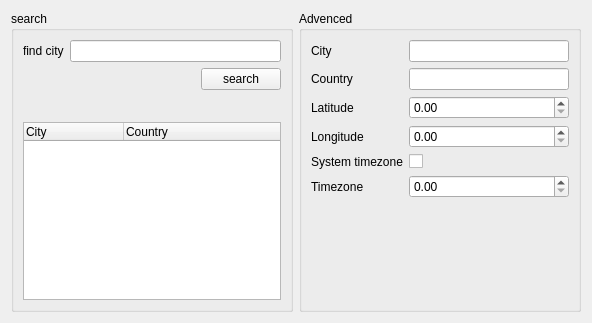
This is gui/locationsettings.ui in ghannami/alQuds as Qt 5 draws it before an edit. The edited form follows.
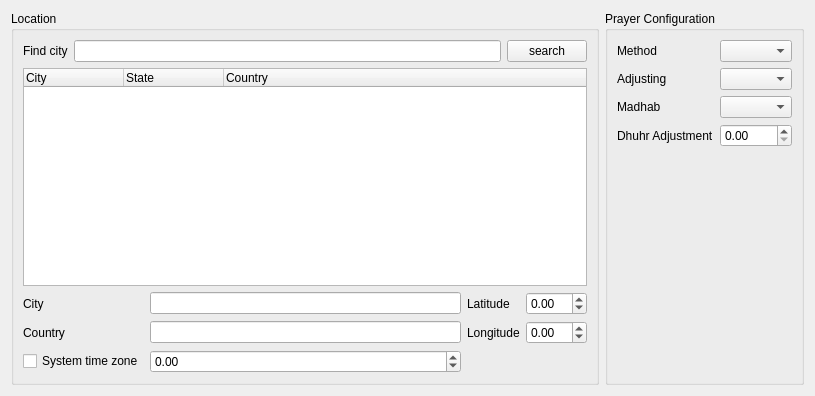
This is the edited form.

Patch:
```diff
--- a/gui/locationsettings.ui
+++ b/gui/locationsettings.ui
@@ -6,8 +6,8 @@
    <rect>
     <x>0</x>
     <y>0</y>
-    <width>592</width>
-    <height>323</height>
+    <width>815</width>
+    <height>396</height>
    </rect>
   </property>
   <property name="windowTitle">
@@ -23,7 +23,7 @@
       </size>
      </property>
      <property name="title">
-      <string>search</string>
+      <string>Location</string>
      </property>
      <layout class="QVBoxLayout" name="verticalLayout">
       <item>
@@ -31,30 +31,13 @@
         <item>
          <widget class="QLabel" name="label_7">
           <property name="text">
-           <string>find city</string>
+           <string>Find city</string>
           </property>
          </widget>
         </item>
         <item>
          <widget class="QLineEdit" name="findCityEdit"/>
         </item>
-       </layout>
-      </item>
-      <item>
-       <layout class="QHBoxLayout" name="horizontalLayout">
-        <item>
-         <spacer name="horizontalSpacer">
-          <property name="orientation">
-           <enum>Qt::Horizontal</enum>
-          </property>
-          <property name="sizeHint" stdset="0">
-           <size>
-            <width>40</width>
-            <height>20</height>
-           </size>
-          </property>
-         </spacer>
-        </item>
         <item>
          <widget class="QPushButton" name="searchButton">
           <property name="text">
@@ -65,6 +48,106 @@
        </layout>
       </item>
       <item>
+       <widget class="QTreeWidget" name="resultView">
+        <column>
+         <property name="text">
+          <string>City</string>
+         </property>
+        </column>
+        <column>
+         <property name="text">
+          <string>State</string>
+         </property>
+        </column>
+        <column>
+         <property name="text">
+          <string>Country</string>
+         </property>
+        </column>
+       </widget>
+      </item>
+      <item>
+       <layout class="QGridLayout" name="gridLayout">
+        <item row="1" column="1">
+         <widget class="QLineEdit" name="countryEdit"/>
+        </item>
+        <item row="0" column="3">
+         <widget class="QDoubleSpinBox" name="latitudeEdit">
+          <property name="minimum">
+           <double>-99.989999999999995</double>
+          </property>
+         </widget>
+        </item>
+        <item row="1" column="0">
+         <widget class="QLabel" name="label_2">
+          <property name="text">
+           <string>Country</string>
+          </property>
+         </widget>
+        </item>
+        <item row="0" column="0">
+         <widget class="QLabel" name="label">
+          <property name="text">
+           <string>City</string>
+          </property>
+         </widget>
+        </item>
+        <item row="0" column="2">
+         <widget class="QLabel" name="label_3">
+          <property name="text">
+           <string>Latitude</string>
+          </property>
+         </widget>
+        </item>
+        <item row="1" column="2">
+         <widget class="QLabel" name="label_4">
+          <property name="text">
+           <string>Longitude</string>
+          </property>
+         </widget>
+        </item>
+        <item row="1" column="3">
+         <widget class="QDoubleSpinBox" name="longitudeEdit">
+          <property name="minimum">
+           <double>-99.989999999999995</double>
+          </property>
+         </widget>
+        </item>
+        <item row="0" column="1">
+         <widget class="QLineEdit" name="cityEdit"/>
+        </item>
+        <item row="2" column="0">
+         <widget class="QCheckBox" name="useSystemTZEdit">
+          <property name="text">
+           <string>System time zone</string>
+          </property>
+         </widget>
+        </item>
+        <item row="2" column="1">
+         <widget class="QDoubleSpinBox" name="timezoneEdit">
+          <property name="minimum">
+           <double>-99.989999999999995</double>
+          </property>
+         </widget>
+        </item>
+       </layout>
+      </item>
+     </layout>
+    </widget>
+   </item>
+   <item>
+    <widget class="QGroupBox" name="advancedBox">
+     <property name="title">
+      <string>Prayer Configuration</string>
+     </property>
+     <layout class="QGridLayout" name="gridLayout_2">
+      <item row="0" column="1">
+       <widget class="QComboBox" name="calcMethEdit"/>
+      </item>
+      <item row="1" column="1">
+       <widget class="QComboBox" name="adjMethEdit"/>
+      </item>
+      <item row="4" column="0">
        <spacer name="verticalSpacer">
         <property name="orientation">
          <enum>Qt::Vertical</enum>
@@ -77,92 +160,39 @@
         </property>
        </spacer>
       </item>
-      <item>
-       <widget class="QTreeWidget" name="resultView">
-        <column>
-         <property name="text">
-          <string>City</string>
-         </property>
-        </column>
-        <column>
-         <property name="text">
-          <string>Country</string>
-         </property>
-        </column>
+      <item row="3" column="0">
+       <widget class="QLabel" name="label_9">
+        <property name="text">
+         <string>Dhuhr Adjustment</string>
+        </property>
        </widget>
       </item>
-     </layout>
-    </widget>
-   </item>
-   <item>
-    <widget class="QGroupBox" name="advancedBox">
-     <property name="title">
-      <string>Advenced</string>
-     </property>
-     <layout class="QFormLayout" name="formLayout">
+      <item row="2" column="1">
+       <widget class="QComboBox" name="asrMethEdit"/>
+      </item>
       <item row="0" column="0">
-       <widget class="QLabel" name="label">
+       <widget class="QLabel" name="label_5">
         <property name="text">
-         <string>City</string>
+         <string>Method</string>
         </property>
        </widget>
       </item>
-      <item row="0" column="1">
-       <widget class="QLineEdit" name="cityEdit"/>
-      </item>
-      <item row="1" column="0">
-       <widget class="QLabel" name="label_2">
-        <property name="text">
-         <string>Country</string>
-        </property>
-       </widget>
-      </item>
-      <item row="1" column="1">
-       <widget class="QLineEdit" name="countryEdit"/>
-      </item>
       <item row="2" column="0">
-       <widget class="QLabel" name="label_3">
+       <widget class="QLabel" name="label_8">
         <property name="text">
-         <string>Latitude</string>
+         <string>Madhab</string>
         </property>
        </widget>
       </item>
-      <item row="2" column="1">
-       <widget class="QDoubleSpinBox" name="latitudeEdit"/>
-      </item>
-      <item row="3" column="0">
-       <widget class="QLabel" name="label_4">
-        <property name="text">
-         <string>Longitude</string>
-        </property>
-       </widget>
-      </item>
-      <item row="3" column="1">
-       <widget class="QDoubleSpinBox" name="longitudeEdit"/>
-      </item>
-      <item row="4" column="0">
+      <item row="1" column="0">
        <widget class="QLabel" name="label_6">
         <property name="text">
-         <string>System timezone</string>
+         <string>Adjusting</string>
         </property>
        </widget>
       </item>
-      <item row="4" column="1">
-       <widget class="QCheckBox" name="useSystemTZEdit">
-        <property name="text">
-         <string/>
-        </property>
-       </widget>
-      </item>
-      <item row="5" column="0">
-       <widget class="QLabel" name="label_5">
-        <property name="text">
-         <string>Timezone</string>
-        </property>
-       </widget>
-      </item>
-      <item row="5" column="1">
-       <widget class="QDoubleSpinBox" name="timezoneEdit"/>
+      <item row="3" column="1">
+       <widget class="QDoubleSpinBox" name="dhurMinutesEdit"/>
       </item>
      </layout>
     </widget>
```
Left out of the diff: 10 changed lines with no effect on the pictures.
